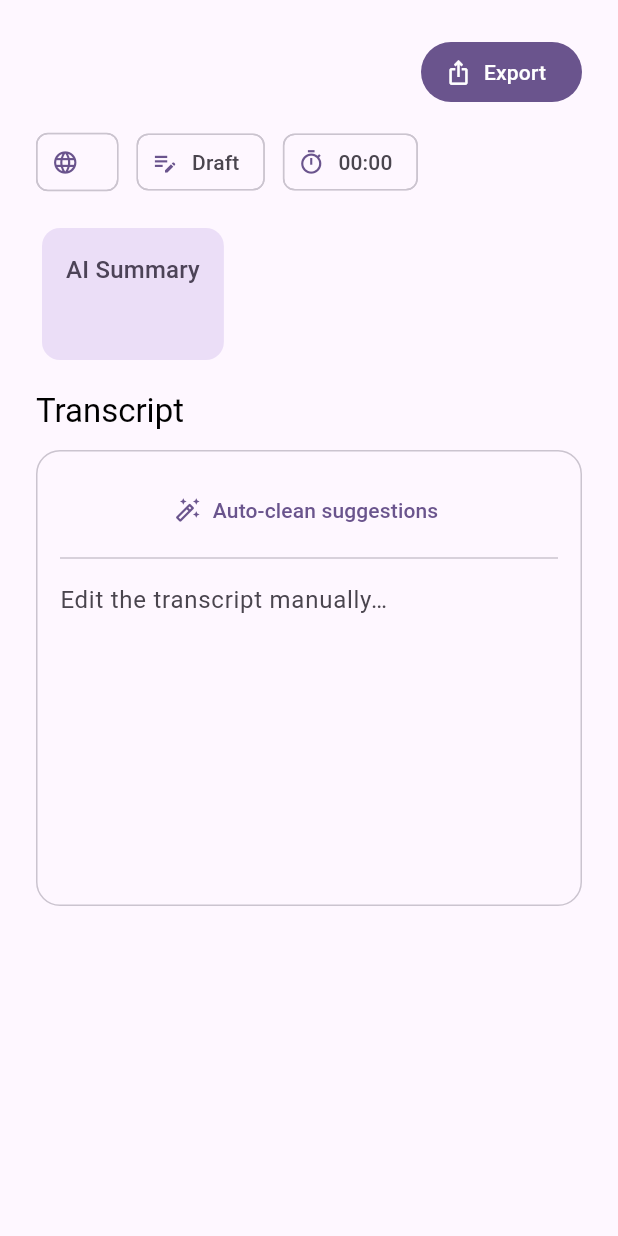
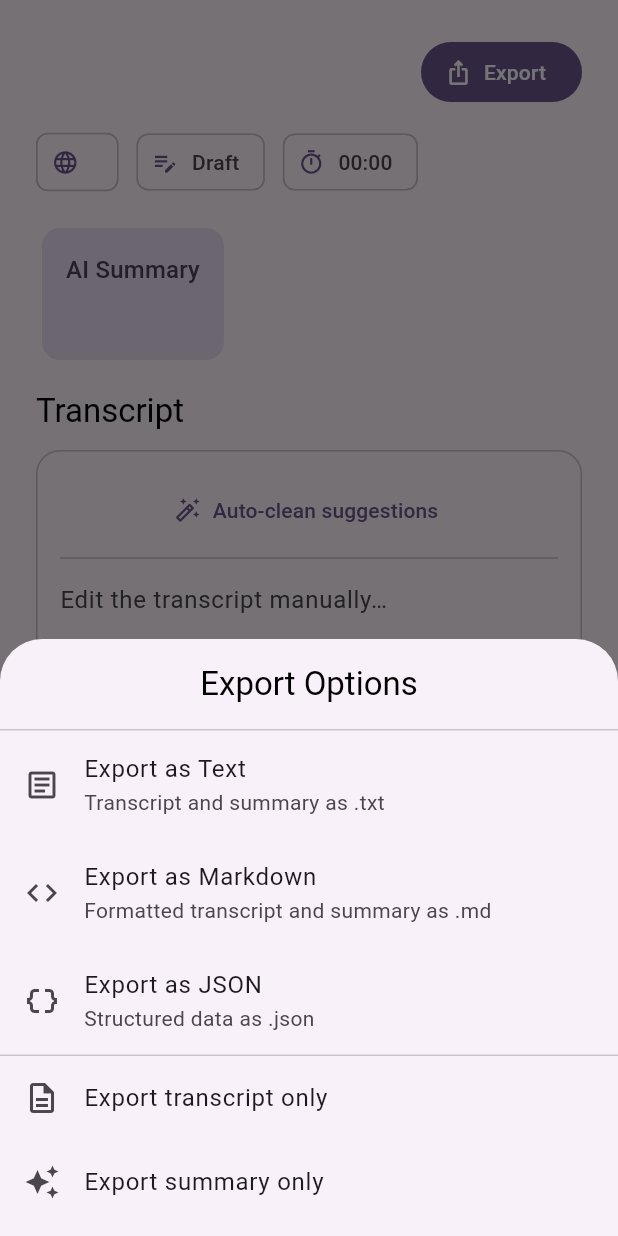
Before and after one commit to JTAnttila/rectran, a Flutter app: the TranscriptionDetailPanel widget shown alone on an empty page, opened directly with empty values, after a tap on "Export", on a phone screen of 412 x 824 dp. Run offline on Flutter 3.47's test engine with Material 3 defaults, Android fonts, the phone set to English and light mode, and no system bars; our stand-ins replace audioplayers, equatable, flutter_dotenv, share_plus; missing offline and left inert: record.

Commit message:
feat: Add export functionality for transcripts and summaries; integrate share_plus for sharing options

```diff
--- /dev/null
+++ b/lib/core/services/export_service.dart
@@ -0,0 +1,195 @@
+import 'dart:convert';
+import 'dart:io';
+import 'package:intl/intl.dart';
+import 'package:path_provider/path_provider.dart';
+import 'package:share_plus/share_plus.dart';
+
+/// Service for exporting transcripts and summaries to various formats
+class ExportService {
+  /// Export transcript and summary as plain text
+  Future<void> exportAsText({
+    required String transcript,
+    required String summary,
+    required DateTime createdAt,
+    String? title,
+  }) async {
+    final formattedDate = DateFormat('yyyy-MM-dd_HH-mm-ss').format(createdAt);
+    final fileName = title != null
+        ? '${_sanitizeFileName(title)}_$formattedDate.txt'
+        : 'transcription_$formattedDate.txt';
+
+    final content = _formatTextContent(
+      transcript: transcript,
+      summary: summary,
+      createdAt: createdAt,
+      title: title,
+    );
+
+    await _shareContent(content, fileName, 'text/plain');
+  }
+
+  /// Export only transcript as plain text
+  Future<void> exportTranscriptOnly({
+    required String transcript,
+    required DateTime createdAt,
+    String? title,
+  }) async {
+    final formattedDate = DateFormat('yyyy-MM-dd_HH-mm-ss').format(createdAt);
+    final fileName = title != null
+        ? '${_sanitizeFileName(title)}_transcript_$formattedDate.txt'
+        : 'transcript_$formattedDate.txt';
+
+    await _shareContent(transcript, fileName, 'text/plain');
+  }
+
+  /// Export only summary as plain text
+  Future<void> exportSummaryOnly({
+    required String summary,
+    required DateTime createdAt,
+    String? title,
+  }) async {
+    final formattedDate = DateFormat('yyyy-MM-dd_HH-mm-ss').format(createdAt);
+    final fileName = title != null
+        ? '${_sanitizeFileName(title)}_summary_$formattedDate.txt'
+        : 'summary_$formattedDate.txt';
+
+    await _shareContent(summary, fileName, 'text/plain');
+  }
+
+  /// Export transcript and summary as markdown
+  Future<void> exportAsMarkdown({
+    required String transcript,
+    required String summary,
+    required DateTime createdAt,
+    String? title,
+  }) async {
+    final formattedDate = DateFormat('yyyy-MM-dd_HH-mm-ss').format(createdAt);
+    final fileName = title != null
+        ? '${_sanitizeFileName(title)}_$formattedDate.md'
+        : 'transcription_$formattedDate.md';
+
+    final content = _formatMarkdownContent(
+      transcript: transcript,
+      summary: summary,
+      createdAt: createdAt,
+      title: title,
+    );
+
+    await _shareContent(content, fileName, 'text/markdown');
+  }
+
+  /// Export transcript and summary as JSON
+  Future<void> exportAsJson({
+    required String transcript,
+    required String summary,
+    required DateTime createdAt,
+    String? title,
+    Map<String, dynamic>? additionalData,
+  }) async {
+    final formattedDate = DateFormat('yyyy-MM-dd_HH-mm-ss').format(createdAt);
+    final fileName = title != null
+        ? '${_sanitizeFileName(title)}_$formattedDate.json'
+        : 'transcription_$formattedDate.json';
+
+    final data = {
+      'title': title ?? 'Untitled',
+      'createdAt': createdAt.toIso8601String(),
+      'transcript': transcript,
+      'summary': summary,
+      if (additionalData != null) ...additionalData,
+    };
+
+    final content = _formatJsonContent(data);
+    await _shareContent(content, fileName, 'application/json');
+  }
+
+  String _formatTextContent({
+    required String transcript,
+    required String summary,
+    required DateTime createdAt,
+    String? title,
+  }) {
+    final buffer = StringBuffer();
+    final formattedDate = DateFormat('yyyy-MM-dd HH:mm:ss').format(createdAt);
+
+    if (title != null) {
+      buffer.writeln(title);
+      buffer.writeln('=' * title.length);
+      buffer.writeln();
+    }
+
+    buffer.writeln('Created: $formattedDate');
+    buffer.writeln();
+    buffer.writeln('SUMMARY');
+    buffer.writeln('-------');
+    buffer.writeln(summary);
+    buffer.writeln();
+    buffer.writeln('TRANSCRIPT');
+    buffer.writeln('----------');
+    buffer.writeln(transcript);
+
+    return buffer.toString();
+  }
+
+  String _formatMarkdownContent({
+    required String transcript,
+    required String summary,
+    required DateTime createdAt,
+    String? title,
+  }) {
+    final buffer = StringBuffer();
+    final formattedDate = DateFormat('yyyy-MM-dd HH:mm:ss').format(createdAt);
+
+    if (title != null) {
+      buffer.writeln('# $title');
+      buffer.writeln();
+    }
+
+    buffer.writeln('**Created:** $formattedDate');
+    buffer.writeln();
+    buffer.writeln('## Summary');
+    buffer.writeln();
+    buffer.writeln(summary);
+    buffer.writeln();
+    buffer.writeln('## Transcript');
+    buffer.writeln();
+    buffer.writeln(transcript);
+
+    return buffer.toString();
+  }
+
+  String _formatJsonContent(Map<String, dynamic> data) {
+    // Pretty print JSON with 2 space indentation
+    final encoder = const JsonEncoder.withIndent('  ');
+    return encoder.convert(data);
+  }
+
+  Future<void> _shareContent(
+    String content,
+    String fileName,
+    String mimeType,
+  ) async {
+    try {
+      // Write content to a temporary file
+      final directory = await getTemporaryDirectory();
+      final file = File('${directory.path}/$fileName');
+      await file.writeAsString(content);
+
+      // Share the file
+      await Share.shareXFiles(
+        [XFile(file.path, mimeType: mimeType)],
+        subject: fileName,
+      );
+    } catch (e) {
+      throw Exception('Failed to export: $e');
+    }
+  }
+
+  String _sanitizeFileName(String fileName) {
+    // Remove or replace invalid characters
+    return fileName
+        .replaceAll(RegExp(r'[<>:"/\\|?*]'), '_')
+        .replaceAll(RegExp(r'\s+'), '_')
+        .toLowerCase();
+  }
+}
--- a/lib/features/transcription/presentation/widgets/transcription_detail_panel.dart
+++ b/lib/features/transcription/presentation/widgets/transcription_detail_panel.dart
@@ -1,5 +1,6 @@
 import 'package:flutter/material.dart';
 
+import 'package:rectran/core/services/export_service.dart';
 import 'package:rectran/features/transcription/domain/transcription_entry.dart';
 
 class TranscriptionDetailPanel extends StatefulWidget {
@@ -18,6 +19,7 @@ class TranscriptionDetailPanel extends StatefulWidget {
 
 class _TranscriptionDetailPanelState extends State<TranscriptionDetailPanel> {
   late final TextEditingController _controller;
+  final ExportService _exportService = ExportService();
 
   @override
   void initState() {
@@ -59,7 +61,7 @@ class _TranscriptionDetailPanelState extends State<TranscriptionDetailPanel> {
                 ),
               ),
               FilledButton.icon(
-                onPressed: () {},
+                onPressed: () => _showExportOptions(context),
                 icon: const Icon(Icons.ios_share),
                 label: const Text('Export'),
               ),
@@ -174,4 +176,157 @@ class _TranscriptionDetailPanelState extends State<TranscriptionDetailPanel> {
     final seconds = duration.inSeconds.remainder(60).toString().padLeft(2, '0');
     return '${duration.inHours > 0 ? '${duration.inHours.toString().padLeft(2, '0')}:' : ''}$minutes:$seconds';
   }
+
+  void _showExportOptions(BuildContext context) {
+    final colorScheme = Theme.of(context).colorScheme;
+    final textTheme = Theme.of(context).textTheme;
+
+    showModalBottomSheet(
+      context: context,
+      builder: (context) => SafeArea(
+        child: Column(
+          mainAxisSize: MainAxisSize.min,
+          children: [
+            Padding(
+              padding: const EdgeInsets.all(16),
+              child: Text(
+                'Export Options',
+                style: textTheme.titleLarge,
+              ),
+            ),
+            const Divider(height: 1),
+            ListTile(
+              leading: const Icon(Icons.article_outlined),
+              title: const Text('Export as Text'),
+              subtitle: const Text('Transcript and summary as .txt'),
+              onTap: () => _exportAsText(context),
+            ),
+            ListTile(
+              leading: const Icon(Icons.code),
+              title: const Text('Export as Markdown'),
+              subtitle: const Text('Formatted transcript and summary as .md'),
+              onTap: () => _exportAsMarkdown(context),
+            ),
+            ListTile(
+              leading: const Icon(Icons.data_object),
+              title: const Text('Export as JSON'),
+              subtitle: const Text('Structured data as .json'),
+              onTap: () => _exportAsJson(context),
+            ),
+            const Divider(height: 1),
+            ListTile(
+              leading: const Icon(Icons.description_outlined),
+              title: const Text('Export transcript only'),
+              onTap: () => _exportTranscriptOnly(context),
+            ),
+            ListTile(
+              leading: const Icon(Icons.auto_awesome),
+              title: const Text('Export summary only'),
+              onTap: () => _exportSummaryOnly(context),
+            ),
+            const SizedBox(height: 8),
+          ],
+        ),
+      ),
+    );
+  }
+
+  Future<void> _exportAsText(BuildContext context) async {
+    Navigator.pop(context);
+    try {
+      await _exportService.exportAsText(
+        transcript: widget.entry.transcript,
+        summary: widget.entry.summary ?? 'No summary available',
+        createdAt: widget.entry.createdAt,
+        title: widget.entry.title,
+      );
+    } catch (e) {
+      if (context.mounted) {
+        ScaffoldMessenger.of(context).showSnackBar(
+          SnackBar(content: Text('Export failed: $e')),
+        );
+      }
+    }
+  }
+
+  Future<void> _exportAsMarkdown(BuildContext context) async {
+    Navigator.pop(context);
+    try {
+      await _exportService.exportAsMarkdown(
+        transcript: widget.entry.transcript,
+        summary: widget.entry.summary ?? 'No summary available',
+        createdAt: widget.entry.createdAt,
+        title: widget.entry.title,
+      );
+    } catch (e) {
+      if (context.mounted) {
+        ScaffoldMessenger.of(context).showSnackBar(
+          SnackBar(content: Text('Export failed: $e')),
+        );
+      }
+    }
+  }
+
+  Future<void> _exportAsJson(BuildContext context) async {
+    Navigator.pop(context);
+    try {
+      await _exportService.exportAsJson(
+        transcript: widget.entry.transcript,
+        summary: widget.entry.summary ?? 'No summary available',
+        createdAt: widget.entry.createdAt,
+        title: widget.entry.title,
+        additionalData: {
+          'language': widget.entry.language,
+          'duration': widget.entry.duration.inSeconds,
+          'status': widget.entry.status.name,
+        },
+      );
+    } catch (e) {
+      if (context.mounted) {
+        ScaffoldMessenger.of(context).showSnackBar(
+          SnackBar(content: Text('Export failed: $e')),
+        );
+      }
+    }
+  }
+
+  Future<void> _exportTranscriptOnly(BuildContext context) async {
+    Navigator.pop(context);
+    try {
+      await _exportService.exportTranscriptOnly(
+        transcript: widget.entry.transcript,
+        createdAt: widget.entry.createdAt,
+        title: widget.entry.title,
+      );
+    } catch (e) {
+      if (context.mounted) {
+        ScaffoldMessenger.of(context).showSnackBar(
+          SnackBar(content: Text('Export failed: $e')),
+        );
+      }
+    }
+  }
+
+  Future<void> _exportSummaryOnly(BuildContext context) async {
+    Navigator.pop(context);
+    if (widget.entry.summary == null) {
+      ScaffoldMessenger.of(context).showSnackBar(
+        const SnackBar(content: Text('No summary available to export')),
+      );
+      return;
+    }
+    try {
+      await _exportService.exportSummaryOnly(
+        summary: widget.entry.summary!,
+        createdAt: widget.entry.createdAt,
+        title: widget.entry.title,
+      );
+    } catch (e) {
+      if (context.mounted) {
+        ScaffoldMessenger.of(context).showSnackBar(
+          SnackBar(content: Text('Export failed: $e')),
+        );
+      }
+    }
+  }
 }
--- a/pubspec.yaml
+++ b/pubspec.yaml
@@ -21,6 +21,7 @@ dependencies:
   http: ^1.2.2
   flutter_dotenv: ^5.2.1
   path_provider: ^2.1.5
+  share_plus: ^12.0.0
 
 dev_dependencies:
   flutter_test:
```
Also changed, not shown: pubspec.lock, 5 other files.
